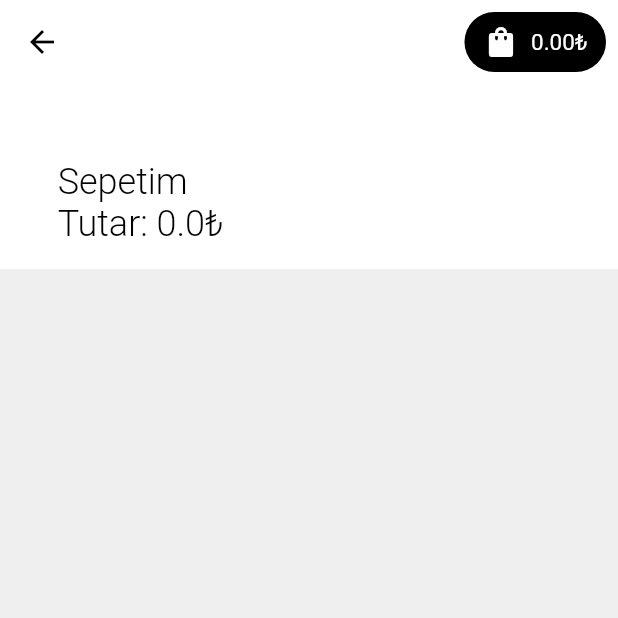
After one commit to berkansevimli/sezinsoft_demo, a Flutter app: the ShoppingBag screen opened directly, after a tap on an icon or button, on a phone screen of 412 x 824 dp, the top half of it. The commit adds this screen. Run offline on Flutter 3.47's test engine with Material 2 defaults, Android fonts, the phone set to English and light mode, and no system bars; our stand-ins replace cached_network_image, connectivity_plus, flutter_svg, fluttertoast, get, get_it and 2 more; accounts and stored records are empty; network calls fail.

Commit message:
Shopping Bag Completed

```diff
--- a/lib/view/screens/home/view/home_screen.dart
+++ b/lib/view/screens/home/view/home_screen.dart
@@ -1,4 +1,5 @@
 import 'package:flutter/material.dart';
+import 'package:get/get.dart';
 import 'package:provider/provider.dart';
 import 'package:sezinsoft_demo/constants.dart';
 import 'package:sezinsoft_demo/core/providers/general_provider.dart';
@@ -9,6 +10,7 @@ import 'package:sezinsoft_demo/view/common_widgets/product_card.dart';
 import 'package:sezinsoft_demo/view/screens/home/model/product/category_model.dart';
 import 'package:sezinsoft_demo/view/screens/home/model/product/product_model.dart';
 import 'package:sezinsoft_demo/view/screens/home/view_model/home_view_model.dart';
+import 'package:sezinsoft_demo/view/screens/shopping_bag/view/shopping_bag.dart';
 import 'package:shared_preferences/shared_preferences.dart';
 import 'package:stacked/stacked.dart';
 
@@ -210,7 +212,9 @@ class _HomeScreenState extends State<HomeScreen> {
           ),
           child: TextButton.icon(
               clipBehavior: Clip.none,
-              onPressed: () {},
+              onPressed: () {
+                Get.to(ShoppingBag());
+              },
               icon: const Icon(
                 Icons.shopping_bag,
                 color: Colors.white,
--- /dev/null
+++ b/lib/view/screens/shopping_bag/view/shopping_bag.dart
@@ -0,0 +1,184 @@
+import 'package:flutter/material.dart';
+import 'package:provider/provider.dart';
+import 'package:shared_preferences/shared_preferences.dart';
+import 'package:stacked/stacked.dart';
+
+import '../../../../constants.dart';
+import '../../../../core/providers/general_provider.dart';
+import '../../../../core/utilities/color_utils.dart';
+import '../../../../core/utilities/font_style_utils.dart';
+import '../../../../size_config.dart';
+import '../../../common_widgets/product_card.dart';
+import '../../home/model/product/product_model.dart';
+import '../../home/view_model/home_view_model.dart';
+
+class ShoppingBag extends StatefulWidget {
+  const ShoppingBag({super.key});
+
+  @override
+  State<ShoppingBag> createState() => _ShoppingBagState();
+}
+
+class _ShoppingBagState extends State<ShoppingBag> {
+  SharedPreferences? prefs;
+
+  @override
+  Widget build(BuildContext context) {
+    final provider = Provider.of<GeneralProvider>(context);
+
+    return ViewModelBuilder<HomeViewModel>.reactive(
+        viewModelBuilder: () => HomeViewModel(context),
+        onModelReady: (model) async {
+          prefs = await SharedPreferences.getInstance();
+          String? token = prefs!.getString("token")!;
+
+          if (token != null) {
+            model.getUser(token: token);
+          }
+        },
+        builder: ((context, model, child) {
+          return Scaffold(
+              backgroundColor: ColorUtilities.light_700,
+              appBar: AppBar(
+                backgroundColor: Colors.white,
+                elevation: 0,
+                leading: BackButton(
+                  color: kPrimaryTextColor,
+                ),
+                actions: [
+                  buildBagButton(provider),
+                ],
+              ),
+              body: Column(
+                children: [
+                  buildTopView(model, provider),
+                  SizedBox(
+                    height: getProportionateScreenHeight(8),
+                  ),
+                  Padding(
+                    padding: EdgeInsets.symmetric(
+                        horizontal: getProportionateScreenWidth(15)),
+                    child: SingleChildScrollView(
+                      child: Column(
+                          children: provider.shoppingList == null
+                              ? []
+                              : provider.shoppingList!
+                                  .map((e) => ProductCard(
+                                        title: e.productName,
+                                        image: e.productPhoto,
+                                        description: e.productPrice.toString() +
+                                            e.productCurrency,
+                                        itemCount: provider.shoppingList!
+                                                .where((element) =>
+                                                    element.productId ==
+                                                    e.productId)
+                                                .isNotEmpty
+                                            ? provider.shoppingList!
+                                                .where((element) =>
+                                                    element.productId ==
+                                                    e.productId)
+                                                .first
+                                                .count
+                                            : 0,
+                                        onAdd: () {
+                                          setState(() {
+                                            e.count = 1;
+                                            provider.addShoppingList(Datum(
+                                                productId: e.productId,
+                                                productName: e.productName,
+                                                productPrice: e.productPrice,
+                                                productCurrency:
+                                                    e.productCurrency,
+                                                productPhoto: e.productPhoto,
+                                                categoryId: e.categoryId,
+                                                categoryName: e.categoryName,
+                                                count: 1));
+                                          });
+                                        },
+                                        onMinusTap: () {
+                                          provider.minusCount(e);
+                                        },
+                                        onPlusTap: () {
+                                          provider.plusCount(e);
+                                        },
+                                      ))
+                                  .toList()),
+                    ),
+                  )
+                ],
+              ));
+        }));
+  }
+
+  Widget buildTopView(HomeViewModel model, GeneralProvider provider) {
+    return Container(
+      width: double.infinity,
+      color: Colors.white,
+      child: Padding(
+        padding:
+            EdgeInsets.symmetric(horizontal: getProportionateScreenWidth(35)),
+        child: Column(
+          crossAxisAlignment: CrossAxisAlignment.start,
+          children: [
+            Text(
+              model.user == null ? "" : model.user!.data.name,
+              style: FontStyleUtilities.h2(fontColor: kPrimaryTextColor),
+            ),
+            SizedBox(
+              height: getProportionateScreenHeight(16),
+            ),
+            Text(
+              "Sepetim",
+              style: FontStyleUtilities.h3(
+                  fontColor: kPrimaryTextColor, fontWeight: FWT.light),
+            ),
+            Text(
+              "Tutar: " + calculateSum(provider).toString() + "₺",
+              style: FontStyleUtilities.h3(
+                  fontColor: kPrimaryTextColor, fontWeight: FWT.light),
+            ),
+            SizedBox(
+              height: getProportionateScreenHeight(16),
+            ),
+          ],
+        ),
+      ),
+    );
+  }
+
+  double calculateSum(GeneralProvider provider) {
+    double a = 0;
+    provider.shoppingList!.forEach((element) {
+      a = a + (element.productPrice * element.count);
+    });
+    return a;
+  }
+
+  Padding buildBagButton(GeneralProvider provider) {
+    return Padding(
+      padding: const EdgeInsets.all(8.0),
+      child: Container(
+        decoration: BoxDecoration(
+            color: Colors.black,
+            borderRadius:
+                BorderRadius.circular(getProportionateScreenWidth(24))),
+        child: Padding(
+          padding: EdgeInsets.symmetric(
+            horizontal: getProportionateScreenWidth(4),
+          ),
+          child: TextButton.icon(
+              clipBehavior: Clip.none,
+              onPressed: () {},
+              icon: const Icon(
+                Icons.shopping_bag,
+                color: Colors.white,
+              ),
+              label: Text(
+                calculateSum(provider).toStringAsFixed(2).toString() + "₺",
+                style: FontStyleUtilities.t1(fontColor: Colors.white),
+              )),
+        ),
+      ),
+    );
+  }
+}
```
